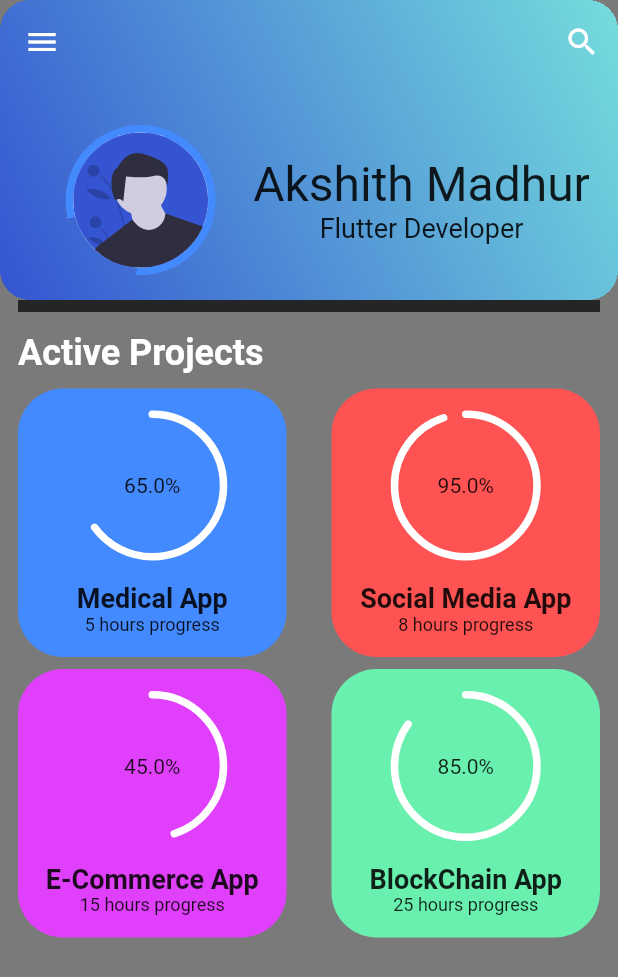
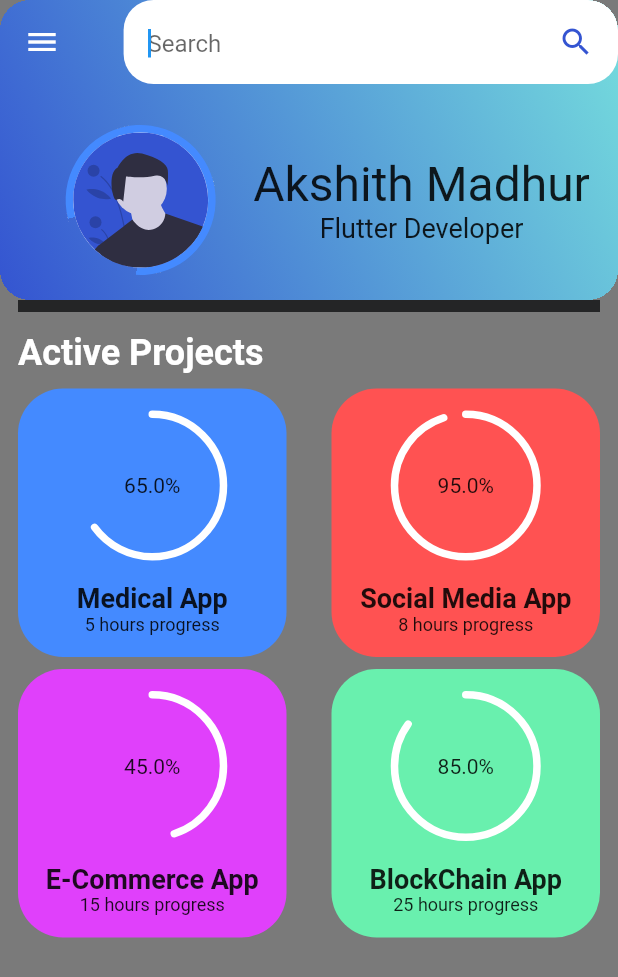
Before and after one commit to akshith14E/housy_ui_test, a Flutter app: the screen it shows after launch, scrolled down 282 dp, after a tap on the "search" icon, on a phone screen of 412 x 824 dp. Shown: the top 977 px of the screen. Run offline on Flutter 3.47's test engine with Material 2 defaults, Android fonts, the light colour scheme and no system bars; drawn by our look-alikes of percent_indicator; our stand-ins replace flutter_svg.

Commit message:
added search bar

```diff
--- a/lib/home_page.dart
+++ b/lib/home_page.dart
@@ -38,7 +38,16 @@ class _HomePageState extends State<HomePage> {
 
   @override
   Widget build(BuildContext context) {
-    return Scaffold(
+    return GestureDetector(
+      behavior: HitTestBehavior.translucent,
+      onTap: () {
+        FocusScopeNode currentFocus = FocusScope.of(context);
+
+        if (!currentFocus.hasPrimaryFocus) {
+          currentFocus.unfocus();
+        }
+      },
+      child: Scaffold(
           appBar: CustomAppbar(),
           drawer: Drawer(),
           body: ListView(
@@ -77,7 +86,7 @@ class _HomePageState extends State<HomePage> {
                       const SizedBox(
                         height: 8,
                       ),
-                    _MyTasks(),
+                      _MyTasks(s: s),
                       const SizedBox(
                         height: 10,
                       ),
@@ -91,18 +100,18 @@ class _HomePageState extends State<HomePage> {
                                   fontWeight: FontWeight.bold)),
                         ],
                       ),
-                    Expanded(child: _MyProjects(s: s))
+                      Expanded(child: _MyProjects())
                     ],
                   ),
                 ),
-            ]));
+              ])),
+    );
   }
 }
 
 class _MyTasks extends StatelessWidget {
-  _MyTasks({
-    Key? key,
-  }) : super(key: key);
+  ScrollController s;
+  _MyTasks({Key? key, required this.s}) : super(key: key);
 
   @override
   Widget build(BuildContext context) {
@@ -113,13 +122,19 @@ class _MyTasks extends StatelessWidget {
               color: Colors.redAccent,
               task: TaskModel(
                   started: 12, tasksnow: 10, title: "Todo", icon: Icons.alarm)),
-          Task(
+          GestureDetector(
+            onTap: () {
+              s.animateTo(500,
+                  duration: Duration(seconds: 2), curve: Curves.easeIn);
+            },
+            child: Task(
                 color: Colors.yellow,
                 task: TaskModel(
                     started: 12,
                     tasksnow: 10,
                     title: "Progress",
                     icon: Icons.play_arrow)),
+          ),
           Task(
               color: Theme.of(context).primaryColor,
               task: TaskModel(
@@ -131,8 +146,9 @@ class _MyTasks extends StatelessWidget {
 }
 
 class _MyProjects extends StatelessWidget {
-  ScrollController s;
-  _MyProjects({Key? key, required this.s}) : super(key: key);
+  _MyProjects({
+    Key? key,
+  }) : super(key: key);
 
   @override
   Widget build(BuildContext context) {
@@ -140,7 +156,6 @@ class _MyProjects extends StatelessWidget {
         margin: EdgeInsets.symmetric(vertical: 10),
         height: MediaQuery.of(context).size.height,
         child: GridView.count(
-          controller: s,
           crossAxisSpacing: 30,
           mainAxisSpacing: 8,
           crossAxisCount: 2,
--- a/lib/widgets/appbar.dart
+++ b/lib/widgets/appbar.dart
@@ -44,17 +44,18 @@ class _CustomAppbarState extends State<CustomAppbar>
           elevation: 0.0,
           centerTitle: true,
           actions: [
-            IconButton(
-                icon: Icon(Icons.search),
-                onPressed: () {
-                  print('tapped');
-                }),
+            // IconButton(
+            //     icon: Icon(Icons.search),
+            //     onPressed: () {
+            //       print('tapped');
+            //     }),
+            _SearchBar()
           ],
           flexibleSpace: Container(
             height: MediaQuery.of(context).size.height,
             width: MediaQuery.of(context).size.width,
             child: Container(
-              child: userInfo(controller, t),
+              child: _userInfo(controller, t),
               padding: EdgeInsets.only(top: widget.preferredSize.height / 3),
             ),
             decoration: BoxDecoration(
@@ -71,7 +72,7 @@ class _CustomAppbarState extends State<CustomAppbar>
   }
 }
 
-userInfo(AnimationController controller, t) {
+_userInfo(AnimationController controller, t) {
   return Row(
     mainAxisAlignment: MainAxisAlignment.center,
     crossAxisAlignment: CrossAxisAlignment.center,
@@ -135,3 +136,77 @@ userInfo(AnimationController controller, t) {
     ],
   );
 }
+
+class _SearchBar extends StatefulWidget {
+  _SearchBar({Key? key}) : super(key: key);
+
+  @override
+  __SearchBarState createState() => __SearchBarState();
+}
+
+class __SearchBarState extends State<_SearchBar> {
+  bool isOpen = false;
+  FocusNode f = FocusNode();
+  @override
+  Widget build(BuildContext context) {
+    return AnimatedContainer(
+      duration: Duration(seconds: 1),
+      width: isOpen ? MediaQuery.of(context).size.width * 0.8 : 56,
+      height: 56,
+      decoration: BoxDecoration(
+        borderRadius: BorderRadius.circular(20),
+        color: isOpen ? Colors.white : Colors.transparent,
+      ),
+      child: Row(
+        children: [
+          Expanded(
+              child: Container(
+            margin: EdgeInsets.symmetric(vertical: 8),
+            padding: EdgeInsets.only(left: 16),
+            child: isOpen
+                ? TextField(
+                    autofocus: true,
+                    decoration: InputDecoration(
+                      hintText: "Search",
+                      border: InputBorder.none,
+                    ),
+                    onSubmitted: (_) {
+                      f.unfocus();
+                      setState(() {
+                        isOpen = !isOpen;
+                      });
+                    },
+                  )
+                : null,
+          )),
+          AnimatedContainer(
+            duration: Duration(seconds: 1),
+            child: Material(
+              type: MaterialType.transparency,
+              child: InkWell(
+                borderRadius: BorderRadius.only(
+                  topLeft: Radius.circular(isOpen ? 32 : 0),
+                  topRight: Radius.circular(0),
+                  bottomLeft: Radius.circular(isOpen ? 32 : 0),
+                  bottomRight: Radius.circular(0),
+                ),
+                child: Padding(
+                  padding: const EdgeInsets.all(16.0),
+                  child: Icon(Icons.search,
+                      color: isOpen
+                          ? Theme.of(context).primaryColor
+                          : Colors.white),
+                ),
+                onTap: () {
+                  setState(() {
+                    isOpen = !isOpen;
+                  });
+                },
+              ),
+            ),
+          )
+        ],
+      ),
+    );
+  }
+}
--- /dev/null
+++ b/lib/widgets/appdrawer.dart
@@ -0,0 +1,15 @@
+import 'package:flutter/material.dart';
+
+class AppDrawer extends StatefulWidget {
+  AppDrawer({Key? key}) : super(key: key);
+
+  @override
+  _AppDrawerState createState() => _AppDrawerState();
+}
+
+class _AppDrawerState extends State<AppDrawer> {
+  @override
+  Widget build(BuildContext context) {
+    return Scaffold();
+  }
+}
--- a/lib/widgets/project.dart
+++ b/lib/widgets/project.dart
@@ -28,7 +28,7 @@ class Project extends StatelessWidget {
           CircularPercentIndicator(
               backgroundColor: Colors.transparent,
               radius: 100,
-              animationDuration: 500,
+              animationDuration: 1500,
               progressColor: Colors.white,
               animation: true,
               circularStrokeCap: CircularStrokeCap.round,
```
Lines whose indentation alone changed are shown as unchanged.
